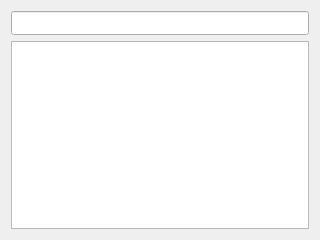
This is src/LookupWidget.ui in fthomas/klatch as Qt 5 draws it before an edit. The edited form follows.
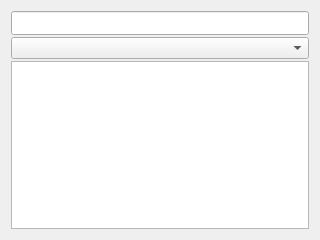
This is the edited form. Custom widgets are drawn as their Qt base class.

Commit message: Added ComboBox with all dictionaries.

What changed in the file:
```diff
--- a/src/LookupWidget.ui
+++ b/src/LookupWidget.ui
@@ -14,6 +14,9 @@
    <string>Form</string>
   </property>
   <layout class="QVBoxLayout" name="verticalLayout">
+   <property name="spacing">
+    <number>2</number>
+   </property>
    <item>
     <widget class="KLineEdit" name="word_input">
      <property name="minimumSize">
@@ -27,6 +30,9 @@
      </property>
     </widget>
    </item>
+   <item>
+    <widget class="QComboBox" name="database_selector"/>
+   </item>
    <item>
     <widget class="ResultView" name="result_view">
      <property name="alternatingRowColors">
```
The commit also changes 6 other files.
